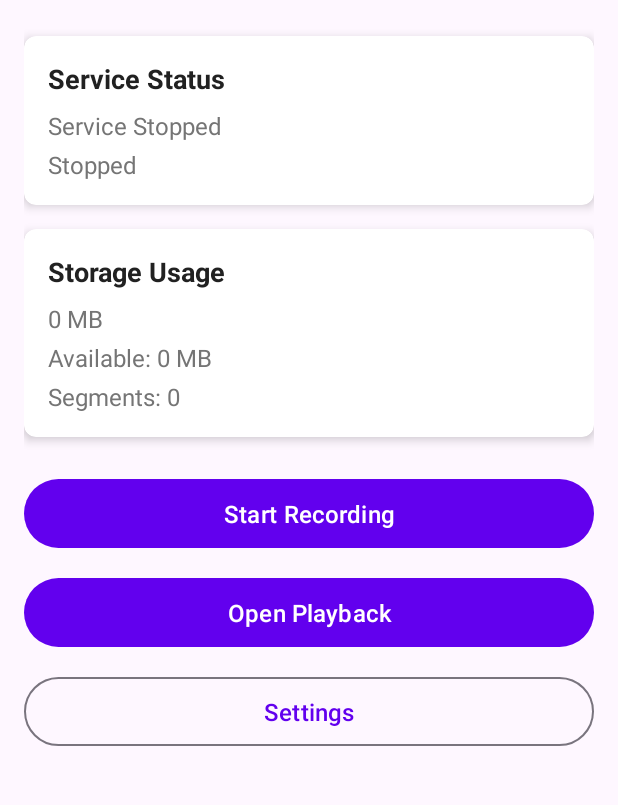
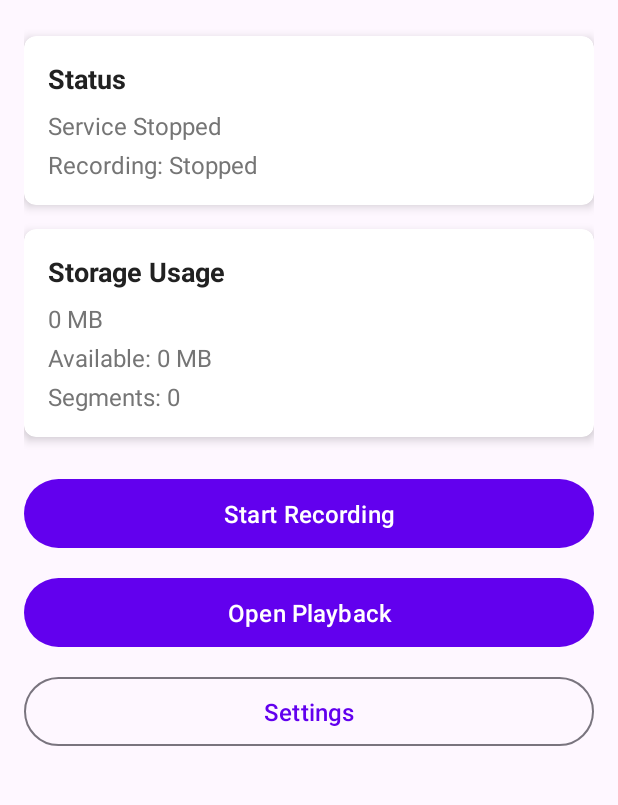
Before and after one commit to 151henry151/listen, an Android app: the layout activity_main.xml on its own in the app's theme, with its tools: preview values and no code run, on a phone screen of 412 x 824 dp, the part 115-920 px from its top. Run offline under Robolectric (Android 15) with nearby library versions, the phone set to English and light mode, and no system bars.

Commit message:
Improve status display with color-coded service and recording states (#16)
Co-authored-by: Cursor Agent <cursoragent@cursor.com>

```diff
--- a/app/src/main/res/layout/activity_main.xml
+++ b/app/src/main/res/layout/activity_main.xml
@@ -37,7 +37,7 @@
             <TextView
                 android:layout_width="wrap_content"
                 android:layout_height="wrap_content"
-                android:text="Service Status"
+                android:text="@string/section_status"
                 android:textSize="18sp"
                 android:textStyle="bold"
                 android:textColor="@color/text_primary" />
@@ -56,7 +56,7 @@
                 android:layout_width="wrap_content"
                 android:layout_height="wrap_content"
                 android:layout_marginTop="4dp"
-                android:text="@string/status_stopped"
+                android:text="@string/default_recording_status"
                 android:textSize="16sp"
                 android:textColor="@color/text_secondary" />
 
--- a/app/src/main/res/values/colors.xml
+++ b/app/src/main/res/values/colors.xml
@@ -10,6 +10,8 @@
 
     <!-- App specific colors -->
     <color name="recording_red">#FFE53935</color>
+    <color name="status_running_green">#FF4CAF50</color>
+    <color name="status_starting_orange">#FFFFC107</color>
     <color name="stopped_gray">#FF757575</color>
     <color name="background_light">#FFF5F5F5</color>
     <color name="text_primary">#FF212121</color>
--- a/app/src/main/res/values/strings.xml
+++ b/app/src/main/res/values/strings.xml
@@ -15,6 +15,9 @@
     <string name="status_service_running">Service Running</string>
     <string name="status_service_stopped">Service Stopped</string>
     <string name="status_service_starting">Service Starting...</string>
+    <string name="section_status">Status</string>
+    <string name="label_recording">Recording</string>
+    <string name="default_recording_status">Recording: Stopped</string>
 
     <!-- Storage -->
     <string name="storage_usage">Storage Usage</string>
```
Also changed, not shown: app/src/main/java/com/listen/app/ui/MainActivity.kt (+10 -2 lines).
